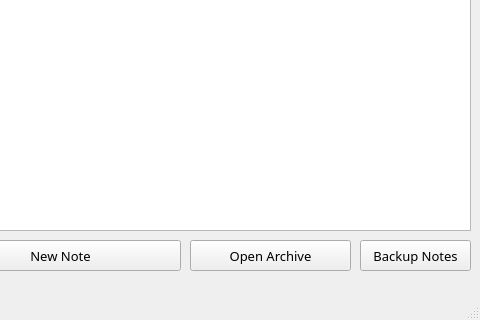
knu-2-tochanenko/OOP, file Note-App/mainwindow.ui: the form before one commit; both pictures show x 320 to 800 and y 180 to 500 of the 800 by 500 pixel window.
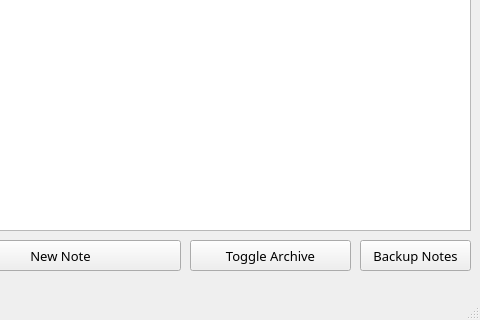
The form after the commit.

Commit message: Added reading and writing to JSON file

```diff
--- a/Note-App/mainwindow.ui
+++ b/Note-App/mainwindow.ui
@@ -203,7 +203,7 @@
      </font>
     </property>
     <property name="text">
-     <string>Open Archive</string>
+     <string>Toggle Archive</string>
     </property>
     <property name="shortcut">
      <string>Ctrl+O</string>
```
Left out of the diff: 2 changed lines with no effect on the pictures. The commit also changes 2 other files.
